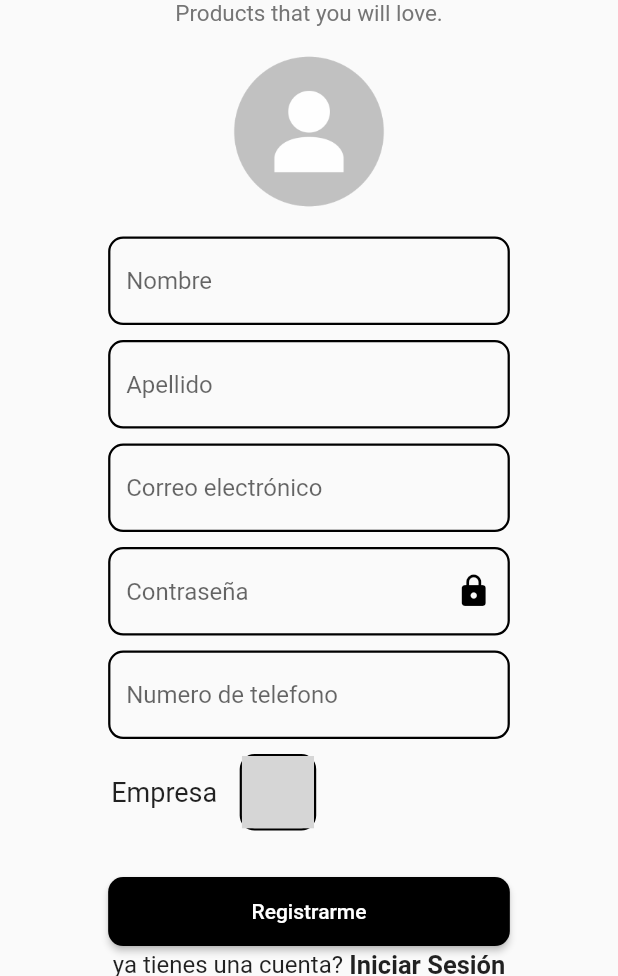
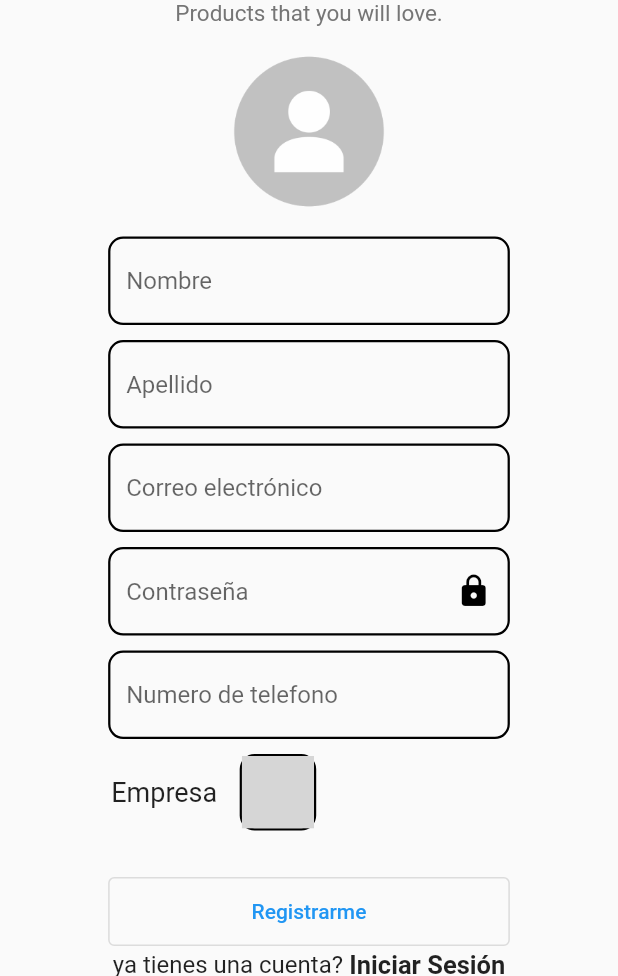
Before and after one commit to agchavez/Handicraft, a Flutter app: the LoginPage screen opened by its route, after a tap on "Iniciar Sesión", after a tap on "No tienes una cuenta?", on a phone screen of 412 x 824 dp, the part 260-1236 px from its top. Run offline on Flutter 3.47's test engine with Material 2 defaults, Android fonts, the phone set to English and light mode, and no system bars; missing offline and left inert: custom_switch_button; project files that could hold a hidden picture were left out; grey boxes are pictures that could not be loaded.

Commit message:
chore: :wrench: Configuracion con flutter 3.3.10

```diff
--- a/lib/main.dart
+++ b/lib/main.dart
@@ -14,7 +14,7 @@ class MyApp extends StatelessWidget {
     return MaterialApp(
       debugShowCheckedModeBanner: false,
       title: 'Handicraft',
-      initialRoute: 'login',
+      initialRoute: 'home',
       routes: {
         'home': (BuildContext context) => HomePage(),
         'register': (BuildContext context) => RegisterPage(),
--- a/lib/pages/login_page.dart
+++ b/lib/pages/login_page.dart
@@ -230,7 +230,7 @@ class _LoginPageState extends State<LoginPage> {
   }
 
   Widget _createBottom(BuildContext context) {
-    return RaisedButton(
+    return OutlinedButton(
       child: Container(
           width: size.width * 0.56,
           padding: EdgeInsets.symmetric(vertical: 15.0),
@@ -242,10 +242,6 @@ class _LoginPageState extends State<LoginPage> {
                   'Iniciar Sesión',
                 ),
               ])),
-      shape: RoundedRectangleBorder(borderRadius: BorderRadius.circular(7.0)),
-      elevation: 2.0,
-      color: Colors.black,
-      textColor: Colors.white,
       onPressed: () => _logIn(),
     );
   }
--- a/lib/pages/register_page.dart
+++ b/lib/pages/register_page.dart
@@ -360,7 +360,7 @@ política de privacidad.
   Widget _createBottom(BuildContext context) {
     return Container(
       width: size.width * 0.65,
-      child: RaisedButton(
+      child: OutlinedButton(
         child: Container(
             padding: EdgeInsets.symmetric(vertical: 15.0),
             child: Row(
@@ -369,11 +369,6 @@ política de privacidad.
                 children: [
                   Text('Registrarme'),
                 ])),
-        shape:
-            RoundedRectangleBorder(borderRadius: BorderRadius.circular(10.0)),
-        elevation: 2.0,
-        color: Colors.black,
-        textColor: Colors.white,
         onPressed: () => _createAcount(),
       ),
     );
--- a/pubspec.yaml
+++ b/pubspec.yaml
@@ -76,7 +76,7 @@ flutter:
   fonts:
     - family: Montserrat
       fonts:
-        - asset: fonts/Montserrat/Montserrat-ExtraLight.ttf
+        - asset: assets/fonts/Montserrat/Montserrat-ExtraLight.ttf
 
   # For details regarding fonts from package dependencies,
   # see https://flutter.dev/custom-fonts/#from-packages
```
Also changed, not shown: pubspec.lock, 9 other files.
